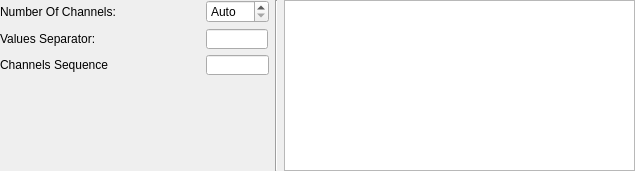
The window that src/asciireadersettings.ui (ClementINSA/SerialPlot) describes before a commit, drawn with Qt 5.
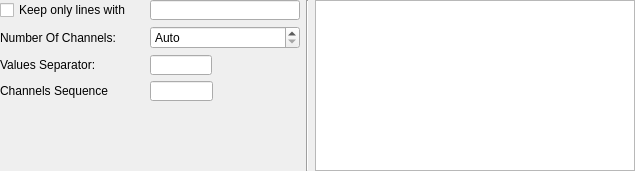
The same window after the commit.

Diff of the .ui file:
```diff
--- a/src/asciireadersettings.ui
+++ b/src/asciireadersettings.ui
@@ -27,11 +27,65 @@
     <number>0</number>
    </property>
    <item>
-    <layout class="QGridLayout" name="gridLayout_3" rowstretch="0,0,0,0">
+    <layout class="QGridLayout" name="gridLayout_3" rowstretch="0,0,0,0,0">
      <property name="sizeConstraint">
       <enum>QLayout::SetMaximumSize</enum>
      </property>
-     <item row="1" column="0">
+     <item row="4" column="0">
+      <spacer name="verticalSpacer_2">
+       <property name="orientation">
+        <enum>Qt::Vertical</enum>
+       </property>
+       <property name="sizeHint" stdset="0">
+        <size>
+         <width>20</width>
+         <height>40</height>
+        </size>
+       </property>
+      </spacer>
+     </item>
+     <item row="3" column="1">
+      <widget class="QLineEdit" name="spChannelsSequence">
+       <property name="minimumSize">
+        <size>
+         <width>63</width>
+         <height>20</height>
+        </size>
+       </property>
+       <property name="maximumSize">
+        <size>
+         <width>63</width>
+         <height>20</height>
+        </size>
+       </property>
+       <property name="toolTip">
+        <string># of channel separated by ',' (ex '2,3,4')</string>
+       </property>
+       <property name="inputMethodHints">
+        <set>Qt::ImhDigitsOnly</set>
+       </property>
+       <property name="cursorMoveStyle">
+        <enum>Qt::VisualMoveStyle</enum>
+       </property>
+       <property name="clearButtonEnabled">
+        <bool>false</bool>
+       </property>
+      </widget>
+     </item>
+     <item row="3" column="0">
+      <widget class="QLabel" name="label_2">
+       <property name="maximumSize">
+        <size>
+         <width>200</width>
+         <height>16777215</height>
+        </size>
+       </property>
+       <property name="text">
+        <string>Channels Sequence</string>
+       </property>
+      </widget>
+     </item>
+     <item row="2" column="0">
       <widget class="QLabel" name="label">
        <property name="maximumSize">
         <size>
@@ -44,7 +98,7 @@
        </property>
       </widget>
      </item>
-     <item row="0" column="1">
+     <item row="1" column="1">
       <widget class="QSpinBox" name="spNumOfChannels">
        <property name="minimumSize">
         <size>
@@ -69,74 +123,7 @@
        </property>
       </widget>
      </item>
-     <item row="2" column="0">
-      <widget class="QLabel" name="label_2">
-       <property name="maximumSize">
-        <size>
-         <width>200</width>
-         <height>16777215</height>
-        </size>
-       </property>
-       <property name="text">
-        <string>Channels Sequence</string>
-       </property>
-      </widget>
-     </item>
-     <item row="0" column="0">
-      <widget class="QLabel" name="label_4">
-       <property name="maximumSize">
-        <size>
-         <width>200</width>
-         <height>16777215</height>
-        </size>
-       </property>
-       <property name="text">
-        <string>Number Of Channels:</string>
-       </property>
-      </widget>
-     </item>
      <item row="2" column="1">
-      <widget class="QLineEdit" name="spChannelsSequence">
-       <property name="minimumSize">
-        <size>
-         <width>63</width>
-         <height>20</height>
-        </size>
-       </property>
-       <property name="maximumSize">
-        <size>
-         <width>63</width>
-         <height>20</height>
-        </size>
-       </property>
-       <property name="toolTip">
-        <string># of channel separated by ',' (ex '2,3,4')</string>
-       </property>
-       <property name="inputMethodHints">
-        <set>Qt::ImhDigitsOnly</set>
-       </property>
-       <property name="cursorMoveStyle">
-        <enum>Qt::VisualMoveStyle</enum>
-       </property>
-       <property name="clearButtonEnabled">
-        <bool>false</bool>
-       </property>
-      </widget>
-     </item>
-     <item row="3" column="0">
-      <spacer name="verticalSpacer_2">
-       <property name="orientation">
-        <enum>Qt::Vertical</enum>
-       </property>
-       <property name="sizeHint" stdset="0">
-        <size>
-         <width>20</width>
-         <height>40</height>
-        </size>
-       </property>
-      </spacer>
-     </item>
-     <item row="1" column="1">
       <widget class="QLineEdit" name="spValuesSeparator">
        <property name="sizePolicy">
         <sizepolicy hsizetype="Fixed" vsizetype="Fixed">
@@ -182,6 +169,45 @@
        </property>
       </widget>
      </item>
+     <item row="1" column="0">
+      <widget class="QLabel" name="label_4">
+       <property name="maximumSize">
+        <size>
+         <width>200</width>
+         <height>16777215</height>
+        </size>
+       </property>
+       <property name="text">
+        <string>Number Of Channels:</string>
+       </property>
+      </widget>
+     </item>
+     <item row="0" column="0">
+      <widget class="QCheckBox" name="cbKeepOnly">
+       <property name="text">
+        <string>Keep only lines with</string>
+       </property>
+      </widget>
+     </item>
+     <item row="0" column="1">
+      <widget class="QLineEdit" name="spRegex">
+       <property name="minimumSize">
+        <size>
+         <width>62</width>
+         <height>20</height>
+        </size>
+       </property>
+       <property name="maximumSize">
+        <size>
+         <width>150</width>
+         <height>20</height>
+        </size>
+       </property>
+       <property name="toolTip">
+        <string>Discard all the lines that do not match this regexp</string>
+       </property>
+      </widget>
+     </item>
     </layout>
    </item>
    <item>
```
